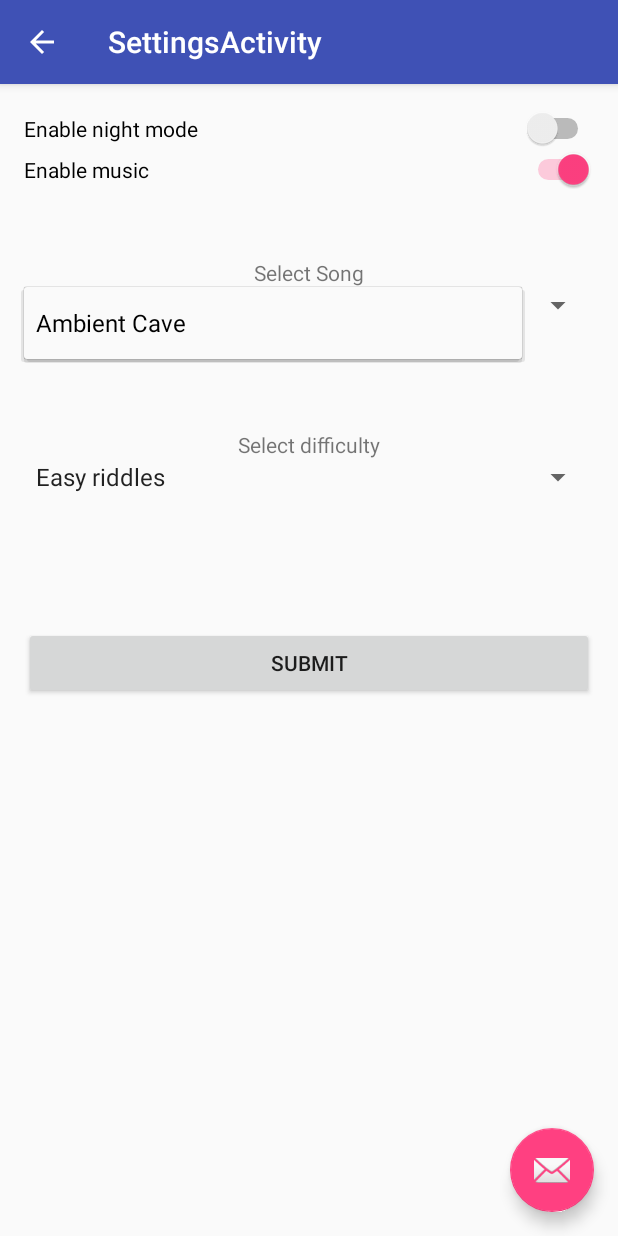
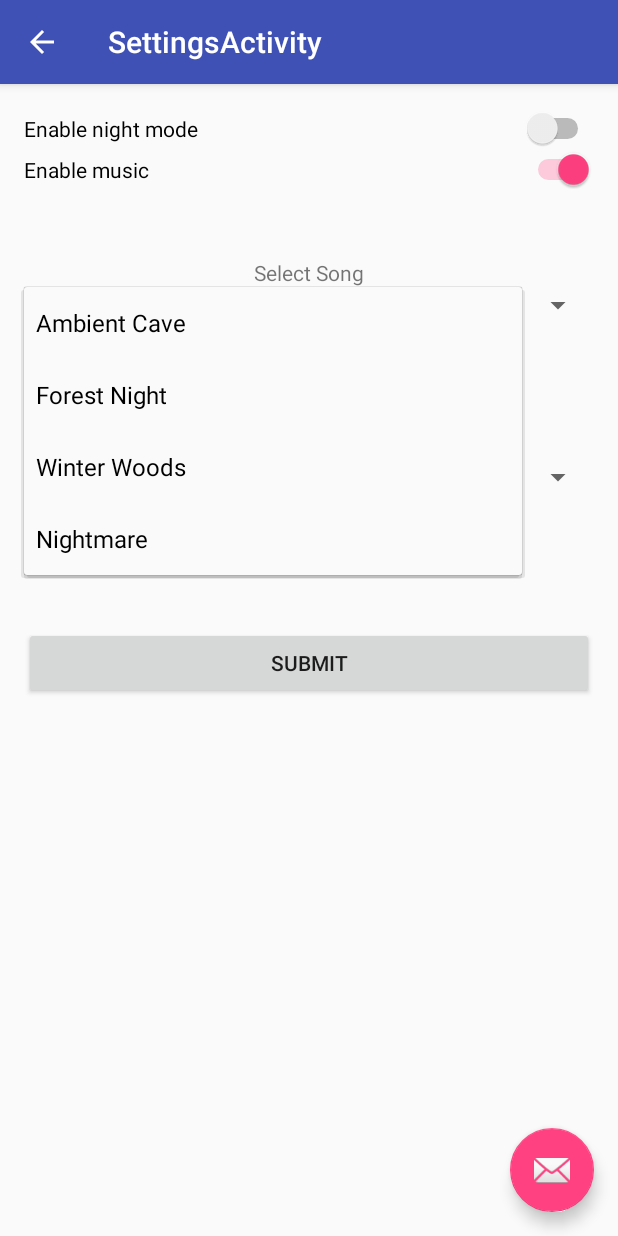
Before and after one commit to AetherUnbound/AndroidAdventure, an Android app: the SettingsActivity screen opened directly, with no data from a screen before it, after a tap on "Ambient Cave", on a phone screen of 412 x 824 dp. Run offline under Robolectric (Android 15) with nearby library versions, the phone set to English and light mode, and no system bars.

Commit message:
Added 3 additional songs in the settings activity. Track info is now passed via raw ID. Changing the track now creates toast.

```diff
--- a/app/src/main/java/com/example/liet_kynes/androidadventure/SettingsActivity.java
+++ b/app/src/main/java/com/example/liet_kynes/androidadventure/SettingsActivity.java
@@ -22,6 +22,34 @@ import static com.example.liet_kynes.androidadventure.MainActivity.EXTRA_MAIN_SO
 import static com.example.liet_kynes.androidadventure.MainActivity.EXTRA_MAIN_SOUND;
 
 public class SettingsActivity extends AppCompatActivity {
+
+    //These functions allow us to pass strictly the audio resource tag rather than setting global
+    // variables for these values
+    public int getTrackIndex(int rawValue){
+        if(rawValue == R.raw.ambient_cave)
+            return 0;
+        else if(rawValue == R.raw.forest_night)
+            return 1;
+        else if(rawValue == R.raw.winter_woods)
+            return 2;
+        else if(rawValue == R.raw.nightmare)
+            return 3;
+        else
+            return -1;
+    }
+
+    public int getMP3ResourceValue(int trackIndex){
+        if(trackIndex == 0)
+            return R.raw.ambient_cave;
+        else if(trackIndex == 1)
+            return R.raw.forest_night;
+        else if(trackIndex == 2)
+            return R.raw.winter_woods;
+        else if(trackIndex == 3)
+            return R.raw.nightmare;
+        else
+            return -1;
+    }
 
     private boolean music;
     private boolean nightMode;
@@ -62,7 +90,7 @@ public class SettingsActivity extends AppCompatActivity {
         //Get data from main intent
         Intent fromAdventure = getIntent();
         music = fromAdventure.getBooleanExtra(EXTRA_MAIN_SOUND, true);
-        track = fromAdventure.getIntExtra(EXTRA_MAIN_SONG, 0); //Default song is 0 in the array
+        track = fromAdventure.getIntExtra(EXTRA_MAIN_SONG, R.raw.ambient_cave); //Default song is 0 in the array
         nightMode = fromAdventure.getBooleanExtra(EXTRA_MAIN_NIGHT_MODE, false);
         difficulty = fromAdventure.getIntExtra(EXTRA_MAIN_DIFF_LEVEL, 0); //Default difficulty is text input only
 
@@ -70,7 +98,7 @@ public class SettingsActivity extends AppCompatActivity {
         playMusicSwitch.setChecked(music);
         nightModeSwitch.setChecked(nightMode);
         difficultySpinner.setSelection(difficulty);
-        songSpinner.setSelection(track);
+        songSpinner.setSelection(getTrackIndex(track));
 
         //Play music switch functionality
         playMusicSwitch.setOnCheckedChangeListener(new CompoundButton.OnCheckedChangeListener(){
@@ -89,7 +117,7 @@ public class SettingsActivity extends AppCompatActivity {
         songSpinner.setOnItemSelectedListener(new AdapterView.OnItemSelectedListener() {
             @Override
             public void onItemSelected(AdapterView<?> parent, View view, int position, long id) {
-                track = position; //should set new resource value
+                track = getMP3ResourceValue(position);
             }
             @Override
             public void onNothingSelected(AdapterView<?> parent) {
--- a/app/src/main/res/raw/sample_tree.xml
+++ b/app/src/main/res/raw/sample_tree.xml
@@ -33,7 +33,7 @@
                 </choice2>
             </node>
         </choice1>
-        <choice2 text="Leave the cave.">
+        <choice2 text="Leave the cave">
             <node text="You make your way to the entrance of the cave and realize that it is not raining at all but small rocks rolling down. As you get outside, you see small mountain goats climbing above the mouth of the cave. In the distance, you see a castle.">
                 <choice1 text="Head towards the goats">
                     <node text="You climb up towards the goats. They scatter and run away. As you are climbing, your footing slips, and you begin to slide. You fall off the edge of a cliff and die.">
--- a/app/src/main/res/values/strings.xml
+++ b/app/src/main/res/values/strings.xml
@@ -8,6 +8,9 @@
     <string name="enable_night_mode">Enable night mode</string>
 
     <string name="ambient_cave">Ambient Cave</string>
+    <string name="forest_night">Forest Night</string>
+    <string name="winter_woods">Winter Woods</string>
+    <string name="nightmare">Nightmare</string>
 
     <string name="select_difficulty">Select difficulty</string>
     <string name="diff_easy">Easy riddles</string>
@@ -28,6 +31,9 @@
     -->
     <string-array name="songs">
         <item>@string/ambient_cave</item>
+        <item>@string/forest_night</item>
+        <item>@string/winter_woods</item>
+        <item>@string/nightmare</item>
     </string-array>
 
     <string-array name="difficulty">
```
Also changed, not shown: app/src/main/java/com/example/liet_kynes/androidadventure/MainActivity.java (+49 -17 lines), 3 other files.
